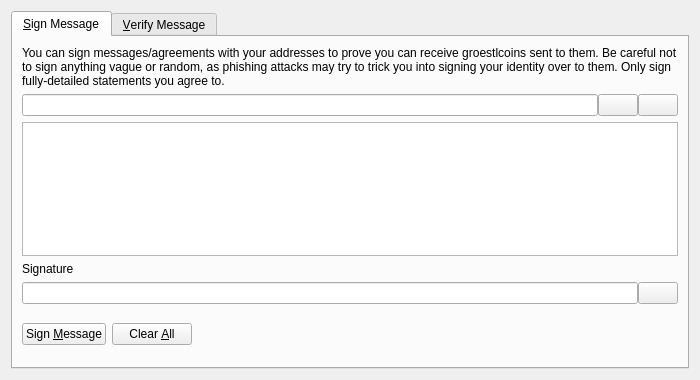
This is src/qt/forms/signverifymessagedialog.ui in xshard/Shard as Qt 5 draws it before an edit. The edited form follows.
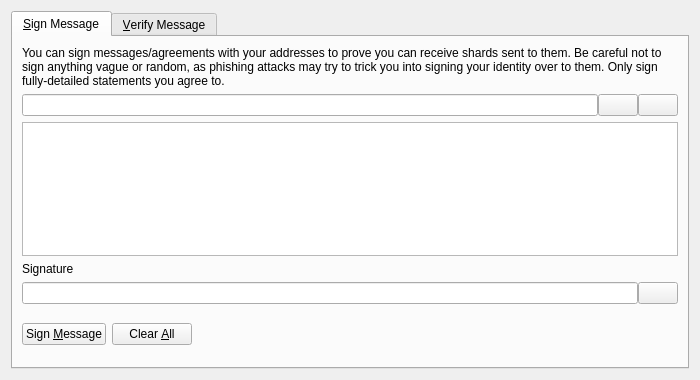
This is the edited form. Icons and pictures are not drawn. Custom widgets are drawn as their Qt base class.

Diff of the .ui file:
```diff
--- a/src/qt/forms/signverifymessagedialog.ui
+++ b/src/qt/forms/signverifymessagedialog.ui
@@ -30,7 +30,7 @@
        <item>
         <widget class="QLabel" name="infoLabel_SM">
          <property name="text">
-          <string>You can sign messages/agreements with your addresses to prove you can receive groestlcoins sent to them. Be careful not to sign anything vague or random, as phishing attacks may try to trick you into signing your identity over to them. Only sign fully-detailed statements you agree to.</string>
+          <string>You can sign messages/agreements with your addresses to prove you can receive shards sent to them. Be careful not to sign anything vague or random, as phishing attacks may try to trick you into signing your identity over to them. Only sign fully-detailed statements you agree to.</string>
          </property>
          <property name="textFormat">
           <enum>Qt::PlainText</enum>
```
Left out of the diff: 8 changed lines with no effect on the pictures.
